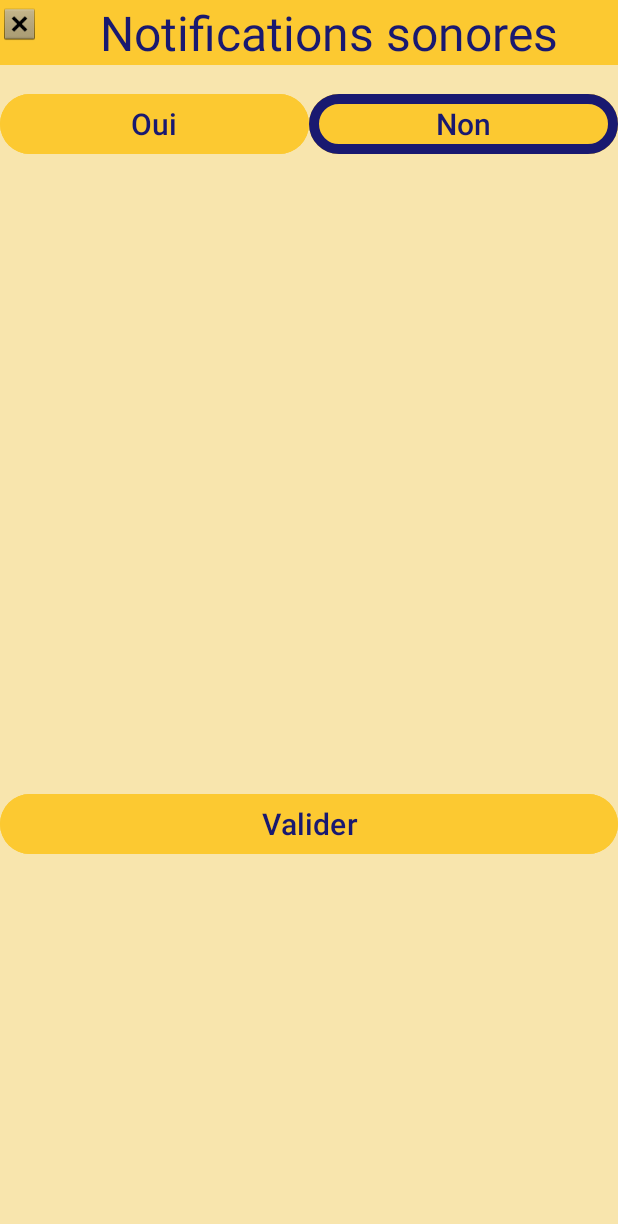
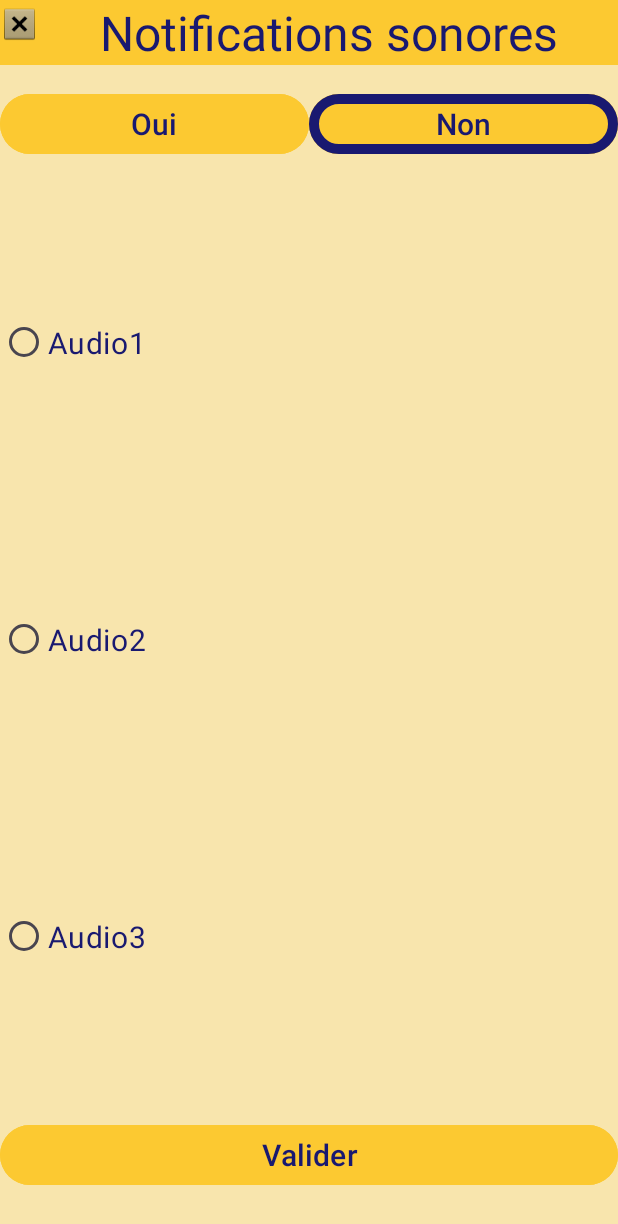
Before and after one commit to Mtouat/Hydrate-Reminder, an Android app: the fragment Notifs_sonores shown on its own in the app's theme, on a phone screen of 412 x 824 dp. Shown: the top 1224 px of the screen. Run offline under Robolectric (Android 15) with nearby library versions, the phone set to English and light mode, and no system bars; Roboto replaces fonts that are not available here.

Commit message:
Modifs sonores

```diff
--- a/app/src/main/java/fr/univparis8/etud/hydratereminder/Notifs_sonores.java
+++ b/app/src/main/java/fr/univparis8/etud/hydratereminder/Notifs_sonores.java
@@ -21,6 +21,7 @@ public class Notifs_sonores extends Fragment {
     MediaPlayer mediaPlayer2;
     MediaPlayer mediaPlayer3;
 
+    private String instruction = "";
 
     FragmentNotifsSonoresBinding binding;
     public static Notifs_sonores newInstance() {
@@ -40,7 +41,7 @@ public class Notifs_sonores extends Fragment {
 
         binding = FragmentNotifsSonoresBinding.inflate(inflater, container, false);
 
-        binding.groupeSons.setVisibility(View.INVISIBLE);
+    //    binding.groupeSons.setVisibility(View.INVISIBLE);
 
         binding.btnNonNotifSon.setStrokeWidth(10);
         binding.btnNonNotifSon.setStrokeColorResource(R.color.texte_appli);
@@ -63,7 +64,8 @@ public class Notifs_sonores extends Fragment {
                 binding.btnOuiNotifSon.setStrokeWidth(10);
                 binding.btnOuiNotifSon.setStrokeColorResource(R.color.texte_appli);
 
-                binding.groupeSons.setVisibility(View.VISIBLE);
+        //        binding.groupeSons.setVisibility(View.VISIBLE);
+
             }
         });
 
@@ -76,8 +78,7 @@ public class Notifs_sonores extends Fragment {
                 binding.btnNonNotifSon.setStrokeWidth(10);
                 binding.btnNonNotifSon.setStrokeColorResource(R.color.texte_appli);
 
-                binding.groupeSons.setVisibility(View.INVISIBLE);
-
+        //        binding.groupeSons.setVisibility(View.INVISIBLE);
 
                 if(mediaPlayer1.isPlaying()){
                     mediaPlayer1.pause();
@@ -110,6 +111,8 @@ public class Notifs_sonores extends Fragment {
                 mediaPlayer1.stop();
                 mediaPlayer2.stop();
                 mediaPlayer3.stop();
+
+
             }
         });
 
@@ -125,7 +128,7 @@ public class Notifs_sonores extends Fragment {
         });
 
         //Si on appuis sur la première image, le media se lance et les autres se mettent sur pause s'ils ont été lancé
-        binding.iVNotifSon.setOnClickListener(new View.OnClickListener() {
+    /*    binding.iVNotifSon.setOnClickListener(new View.OnClickListener() {
             @Override
             public void onClick(View v) {
                 if(mediaPlayer2.isPlaying()){
@@ -141,7 +144,12 @@ public class Notifs_sonores extends Fragment {
                 mediaPlayer1.start();
             }
 
+
         });
+        instruction = ""+binding.rBAudio1.getText();
+        instruction = ""+binding.rBAudio2.getText();
+        instruction = ""+binding.rBAudio3.getText();
+
 
         //Si on appuis sur la deuxième image, le media se lance et les autres se mettent sur pause s'ils ont été lancé
         binding.iVNotifSon2.setOnClickListener(new View.OnClickListener() {
@@ -175,6 +183,6 @@ public class Notifs_sonores extends Fragment {
 
                 mediaPlayer3.start();
             }
-        });
+        }); */
     }
 }
--- a/app/src/main/res/layout/fragment_notifs_sonores.xml
+++ b/app/src/main/res/layout/fragment_notifs_sonores.xml
@@ -40,36 +40,30 @@
             android:id="@+id/btn_oui_notif_son"
             android:layout_width="wrap_content"
             android:layout_height="wrap_content"
-            android:layout_weight="1"
-            android:text="@string/oui"
             android:layout_marginTop="15sp"
             android:layout_marginBottom="30sp"
+            android:layout_weight="1"
             android:backgroundTint="@color/fond_boutons"
+            android:text="@string/oui"
             android:textColor="@color/texte_appli"
-            android:textSize="20sp"/>
+            android:textSize="20sp" />
 
         <com.google.android.material.button.MaterialButton
             android:id="@+id/btn_non_notif_son"
             android:layout_width="wrap_content"
             android:layout_height="wrap_content"
-            android:layout_weight="1"
-            android:text="@string/non"
             android:layout_marginTop="15sp"
             android:layout_marginBottom="30sp"
+            android:layout_weight="1"
             android:backgroundTint="@color/fond_boutons"
+            android:text="@string/non"
             android:textColor="@color/texte_appli"
             android:textSize="20sp" />
 
     </LinearLayout>
 
-    <LinearLayout
-        android:id="@+id/groupe_sons"
+    <RadioGroup
         android:layout_width="match_parent"
-        android:layout_height="wrap_content"
-        android:orientation="horizontal">
-
-        <RadioGroup
-            android:layout_width="574dp"
         android:layout_height="wrap_content"
         android:layout_weight="1">
 
@@ -77,89 +71,36 @@
             android:id="@+id/rB_audio1"
             android:layout_width="match_parent"
             android:layout_height="wrap_content"
-                android:text="@string/audio1"
             android:layout_marginTop="15sp"
             android:layout_marginBottom="30sp"
-                android:textSize="20sp"
+            android:layout_weight="1"
+            android:text="@string/audio1"
             android:textColor="@color/texte_appli"
-                />
+            android:textSize="20sp" />
 
         <RadioButton
             android:id="@+id/rB_audio2"
             android:layout_width="match_parent"
             android:layout_height="wrap_content"
-                android:text="@string/audio2"
             android:layout_marginTop="15sp"
             android:layout_marginBottom="30sp"
+            android:layout_weight="1"
+            android:text="@string/audio2"
             android:textColor="@color/texte_appli"
-                android:textSize="20sp"/>
+            android:textSize="20sp" />
 
         <RadioButton
             android:id="@+id/rB_audio3"
             android:layout_width="match_parent"
             android:layout_height="wrap_content"
-                android:text="@string/audio3"
             android:layout_marginTop="15sp"
             android:layout_marginBottom="30sp"
+            android:layout_weight="1"
+            android:text="@string/audio3"
             android:textColor="@color/texte_appli"
-                android:textSize="20sp"/>
-
-            <RadioButton
-                android:id="@+id/rB_sons_persos"
-                android:layout_width="match_parent"
-                android:layout_height="wrap_content"
-                android:text="@string/audio_perso"
-                android:layout_marginTop="15sp"
-                android:layout_marginBottom="30sp"
-                android:textColor="@color/texte_appli"
-                android:textSize="20sp"/>
+            android:textSize="20sp" />
 
     </RadioGroup>
-
-        <LinearLayout
-            android:layout_width="match_parent"
-            android:layout_height="wrap_content"
-            android:layout_weight="1"
-            android:orientation="vertical"
-            >
-
-            <ImageView
-                android:id="@+id/iV_notif_son"
-                android:layout_width="match_parent"
-                android:layout_height="wrap_content"
-                android:src="@drawable/son_image"
-                android:layout_marginBottom="30sp"
-                android:textSize="20sp"/>
-
-            <ImageView
-                android:id="@+id/iV_notif_son2"
-                android:layout_width="match_parent"
-                android:layout_height="wrap_content"
-                android:src="@drawable/son_image"
-                android:layout_marginTop="15sp"
-                android:layout_marginBottom="20sp"
-                android:textSize="20sp"/>
-
-            <ImageView
-                android:id="@+id/iV_notif_son3"
-                android:layout_width="match_parent"
-                android:layout_height="wrap_content"
-                android:layout_marginTop="15sp"
-                android:layout_marginBottom="20sp"
-                android:src="@drawable/son_image"
-                android:textSize="20sp" />
-
-            <ImageView
-                android:id="@+id/iV_sons_persos"
-                android:layout_width="match_parent"
-                android:layout_height="wrap_content"
-                android:src="@android:drawable/ic_menu_add"
-                android:layout_marginTop="5sp"
-                android:layout_marginBottom="30sp"
-                android:textSize="20sp"/>
-        </LinearLayout>
-
-    </LinearLayout>
 
     <Button
         android:id="@+id/btn_valider_notifs_sons"
```
Lines whose indentation alone changed are shown as unchanged.
